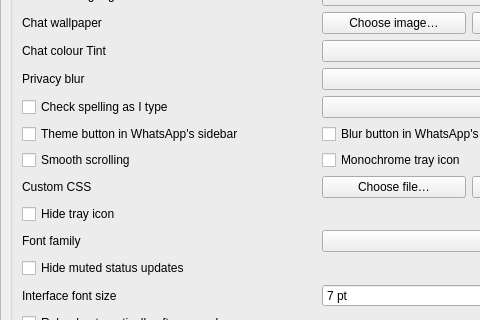
Old version of the form src/settingswidget.ui in the repository shakaran/whatly; both pictures show x 0 to 480 and y 349 to 669 of the 651 by 841 pixel window.
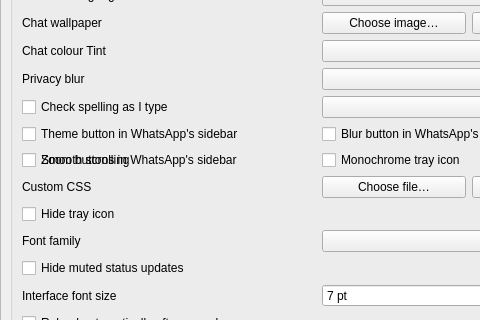
New version of the form. Icons and pictures are not drawn.

Commit message: feat(webtweaks): zoom buttons in WhatsApp's sidebar (live page zoom)

```diff
--- a/src/settingswidget.ui
+++ b/src/settingswidget.ui
@@ -508,6 +508,16 @@
               </property>
              </widget>
             </item>
+            <item row="12" column="0">
+             <widget class="QCheckBox" name="zoomButtonsCheckBox">
+              <property name="toolTip">
+               <string>&lt;html&gt;&lt;head/&gt;&lt;body&gt;&lt;p&gt;Adds zoom out / reset / zoom in buttons to WhatsApp's own sidebar, to scale the page live without opening Settings.&lt;/p&gt;&lt;/body&gt;&lt;/html&gt;</string>
+              </property>
+              <property name="text">
+               <string>Zoom buttons in WhatsApp's sidebar</string>
+              </property>
+             </widget>
+            </item>
             <item row="12" column="1">
              <widget class="QCheckBox" name="monochromeTrayIconCheckBox">
               <property name="toolTip">
```
The commit also changes 24 other files.
